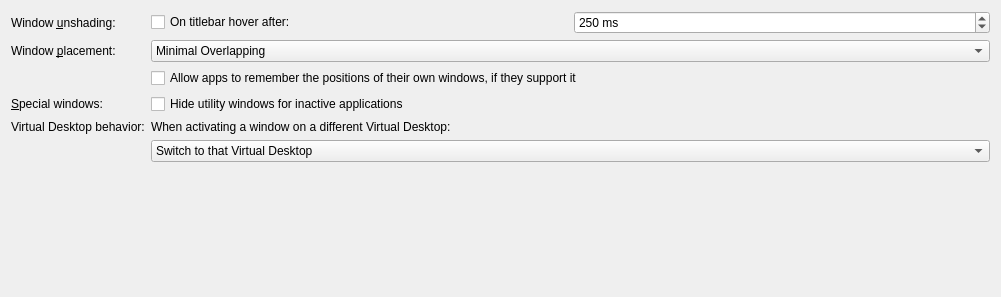
KDE/kwin, file src/kcms/options/advanced.ui: the form before one commit.
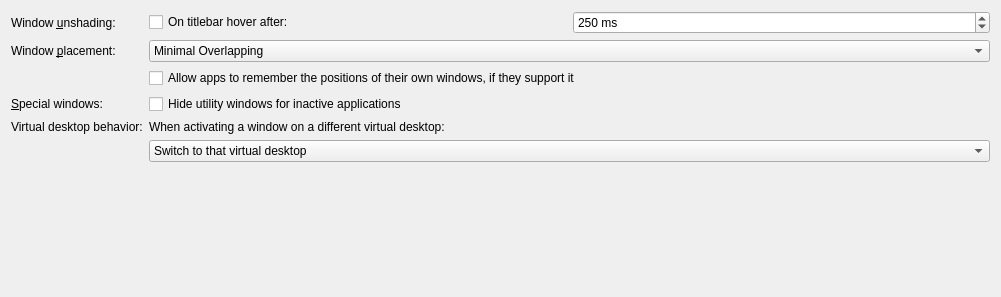
The form after the commit.

Commit message:
kcms/options: Change capitalization of "Virtual Desktop"
"Virtual Desktop" is not a proper noun, so we don't need to capitalize
it.

The edit to the form file:
```diff
--- a/src/kcms/options/advanced.ui
+++ b/src/kcms/options/advanced.ui
@@ -140,7 +140,7 @@
    <item row="4" column="0">
     <widget class="QLabel" name="activationDesktopPolicyLabel">
      <property name="text">
-      <string>Virtual Desktop behavior:</string>
+      <string>Virtual desktop behavior:</string>
      </property>
      <property name="buddy">
       <cstring>kcfg_ActivationDesktopPolicy</cstring>
@@ -150,7 +150,7 @@
    <item row="4" column="1">
     <widget class="QLabel" name="activationDesktopPolicyDescriptionLabel">
      <property name="text">
-      <string>When activating a window on a different Virtual Desktop:</string>
+      <string>When activating a window on a different virtual desktop:</string>
      </property>
     </widget>
    </item>
@@ -161,7 +161,7 @@
      </property>
      <item>
       <property name="text">
-       <string>Switch to that Virtual Desktop</string>
+       <string>Switch to that virtual desktop</string>
       </property>
      </item>
      <item>
```
Left out of the diff: 4 changed lines with no effect on the pictures.
